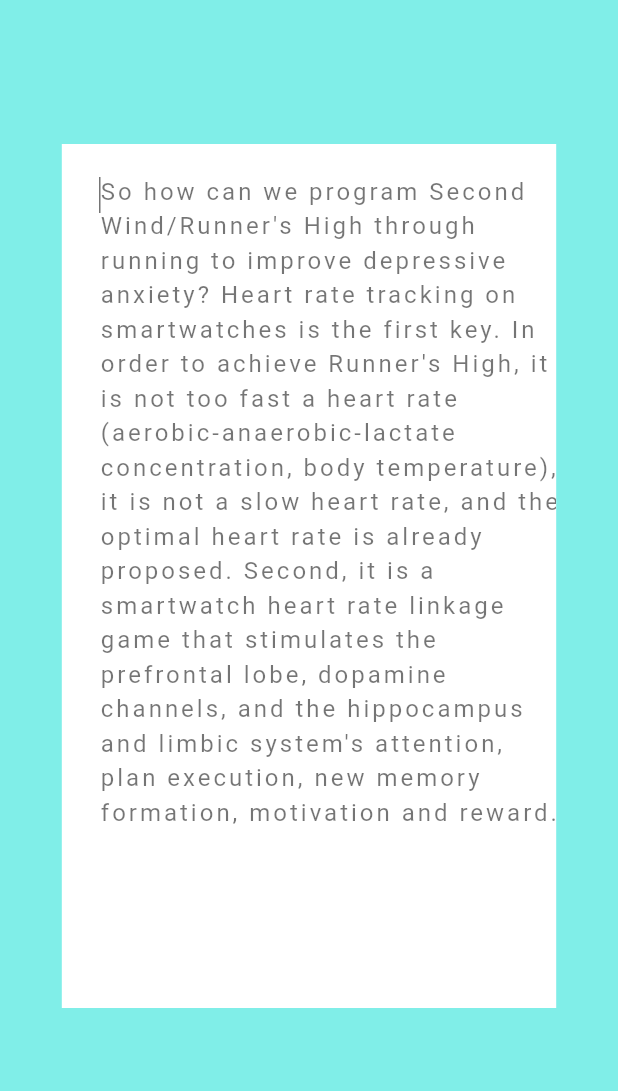
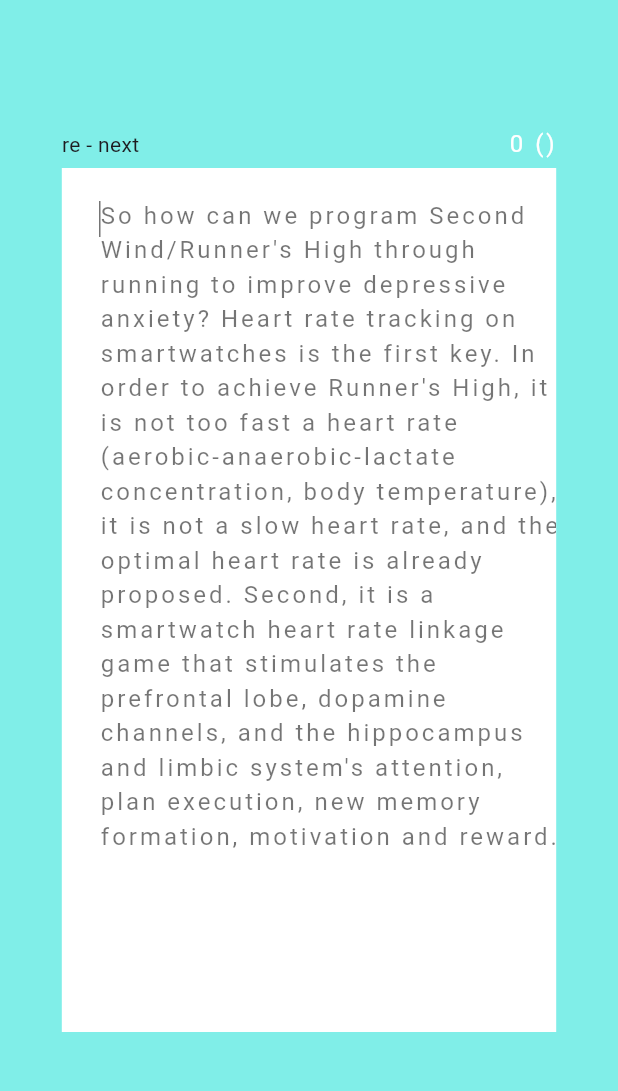
Before and after one commit to zendoclab/typeodd, a Flutter app: the screen it shows after launch, on a phone screen of 412 x 824 dp, the part 84-1175 px from its top. Run offline on Flutter 3.47's test engine with Material 3 defaults, Android fonts, the phone set to English and light mode, and no system bars.

Commit message:
score calc

```diff
--- a/lib/main.dart
+++ b/lib/main.dart
@@ -5,7 +5,8 @@ import 'dart:async';
 import 'package:flutter/services.dart';
 
 /*
-- 점수 체계, 엔딩 텍스트 변경, 카피라이팅 링크 등 배치
+- 엔딩(re,next) 왼쪽상단
+- 카피라이팅 ?링크(설명글,커뮤니티) 배치
 */
 
 Future<void> main() async {
@@ -61,6 +62,8 @@ class _MyHomePageState extends State<MyHomePage> {
     color: Colors.black54
   );
 
+  int oddScore = 0;
+
   final TextEditingController controller = TextEditingController();
 
   String text ='';
@@ -69,7 +72,7 @@ class _MyHomePageState extends State<MyHomePage> {
 
   String originText = '';
   String deducedText = '';
-  bool resp = false;
+  bool? resp;
 
 
   Color currCol = Colors.black54;
@@ -124,6 +127,8 @@ class _MyHomePageState extends State<MyHomePage> {
 
   Color backCol = const Color(0xFF80EEE8);
 
+  int oddCalc = 0;
+
   @override
   Widget build(BuildContext context) {
     return Scaffold(
@@ -137,7 +142,32 @@ class _MyHomePageState extends State<MyHomePage> {
             return Container(
     color: backCol,
     child: Center(
-        child: Container(
+        child: Column(
+          mainAxisAlignment: MainAxisAlignment.center,
+          children: [
+            Container(
+              width: constraints.maxWidth * 0.8,
+              height: 32,
+              color: Colors.transparent,
+              child: Row(
+                mainAxisAlignment: MainAxisAlignment.spaceBetween,
+                children: <Widget>[
+                  Text('re - next'),
+                  oddCalc==0 ?
+                  Text(
+                    '${oddScore.toString()} ()',
+                    style: commonTextStyle.copyWith(color: Colors.white ),
+                  ) : oddCalc>0 ? Text(
+                    '${oddScore.toString()} ($oddCalc)',
+                    style: commonTextStyle.copyWith(color: Colors.white ),
+                  ): Text(
+                    '${oddScore.toString()} ($oddCalc)',
+                    style: commonTextStyle.copyWith(color: Colors.white ),
+                  ),
+                ],
+              ),
+            ),
+            Container(
                 width: constraints.maxWidth * 0.8,
                 height: constraints.maxHeight * 0.75,
                 color: Colors.white,
@@ -200,14 +230,21 @@ class _MyHomePageState extends State<MyHomePage> {
                                 controller.text=text;
                                 originText=originText.substring(1,originText.length);
 
+                                oddScore=oddScore+curwid.toInt();
+                                oddCalc=curwid.toInt();
                               }
 
                               else {
                                 _typingSpeed=0.0;
                                 resp= false;
                                 currCol = Colors.red;
-                            // text=text.substring(0,text.length -1);
-                            // controller.text=text;
+                                if((oddScore-(curwid.toInt()*10))>0) {
+                                  oddScore = oddScore - (curwid.toInt() * 10);
+                                  oddCalc=-(curwid.toInt()*10);
+                                } else {
+                                  oddCalc=-oddScore;
+                                  oddScore=0;
+                                }
                               }
 
                               if(resp==false) {
@@ -243,6 +280,8 @@ class _MyHomePageState extends State<MyHomePage> {
                   ],
                 ),
               ),
+          ],
+        ),
 
       ),
       ); }),
```
Lines whose indentation alone changed are shown as unchanged.
